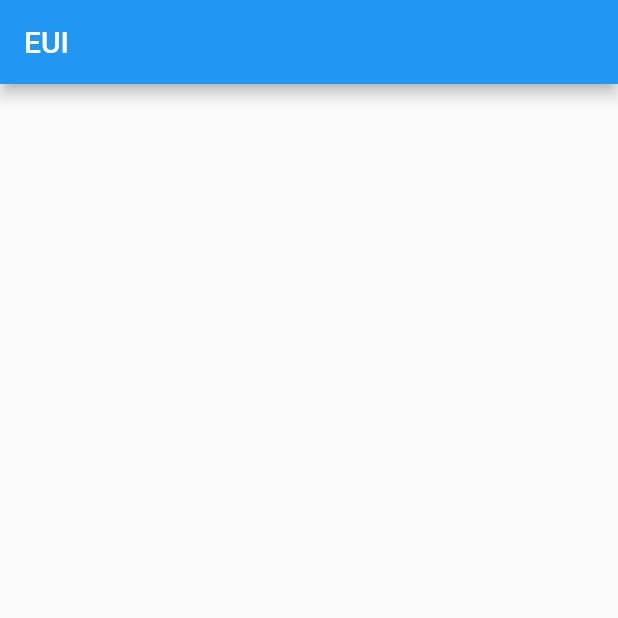
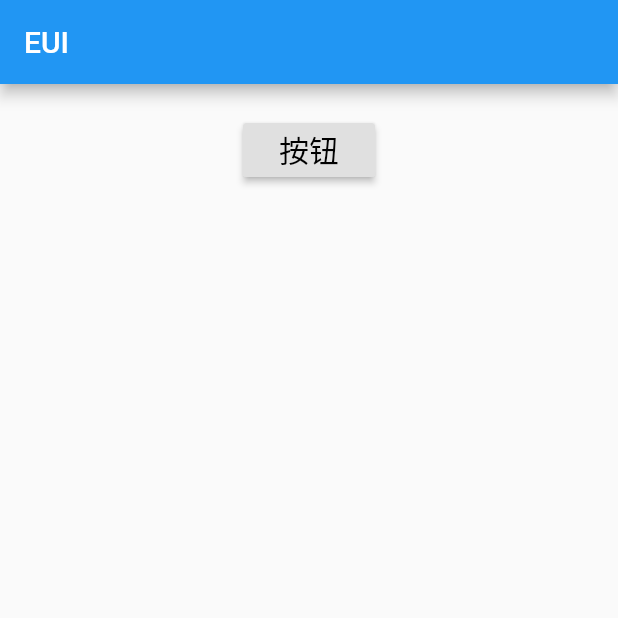
Before and after one commit to shaomaicheng/euitter, a Flutter app: the screen it shows after launch, on a phone screen of 412 x 824 dp, the top half of it. Run offline on Flutter 3.47's test engine with Material 2 defaults, Android fonts, the phone set to English and light mode, and no system bars.

Commit message:
demo首页跳转 EUI 按钮组件样式和点击事件添加

```diff
--- a/lib/main.dart
+++ b/lib/main.dart
@@ -1,4 +1,5 @@
 import 'package:flutter/material.dart';
+import 'page.dart';
 
 void main() => runApp(EUIAPP());
 
@@ -7,6 +8,9 @@ class EUIAPP extends StatelessWidget {
   Widget build(BuildContext context) {
     return MaterialApp(
       title: 'EUI',
+      routes: {
+        '/button': (context) => ButtonWidget()
+      },
       theme: ThemeData(
         primarySwatch: Colors.blue,
       ),
@@ -30,12 +34,48 @@ class EUIHomePage extends StatelessWidget {
 
 }
 
+class ERouter {
+  String routerName;
+  String showTitle;
+
+  ERouter(this.routerName, this.showTitle);
+
+}
+
 class EUIWidget extends StatelessWidget {
+
+  var routerData = [
+    ERouter('/button', '按钮')
+  ];
+
   @override
   Widget build(BuildContext context) {
     // TODO: implement build
     return Container(
-
+      child: ListView.builder(
+        itemCount: routerData.length,
+        itemBuilder: (BuildContext context, int index) {
+          ERouter eRouter = routerData[index];
+          return Container(
+            margin: EdgeInsets.only(top: 20.0),
+            child: Center(
+                child: RaisedButton(
+                  child: Text(
+                    eRouter.showTitle,
+                    style: TextStyle(
+                        fontSize: 20.0,
+                        color: Colors.black
+                    ),
+                  ),
+                  onPressed:() {
+                    Navigator.of(context)
+                        .pushNamed(eRouter.routerName);
+                  },
+                )
+            ),
+          );
+        },
+      ),
     );
   }
 
```
Also changed, not shown: lib/button.dart (added, +54 -0 lines), lib/page.dart (added, +67 -0 lines).
